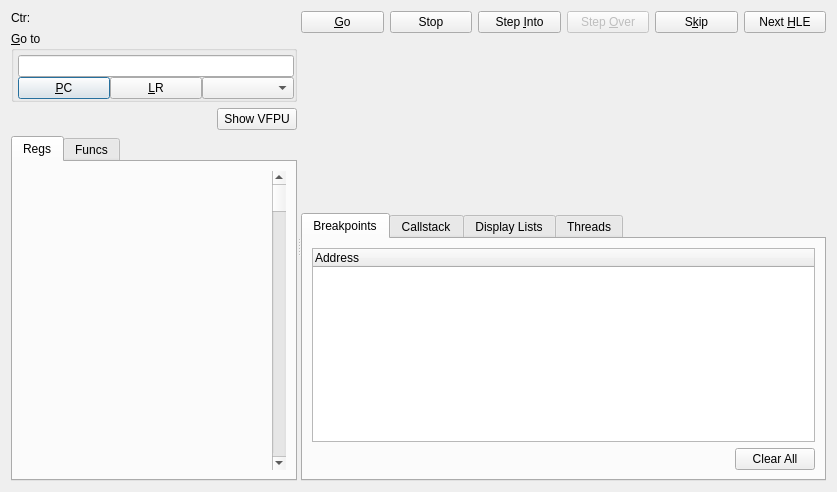
Above: PPSSPP/Qt/Debugger/debugger_disasm.ui from kiddreads/Avalon before the change. Below: the same form after it.
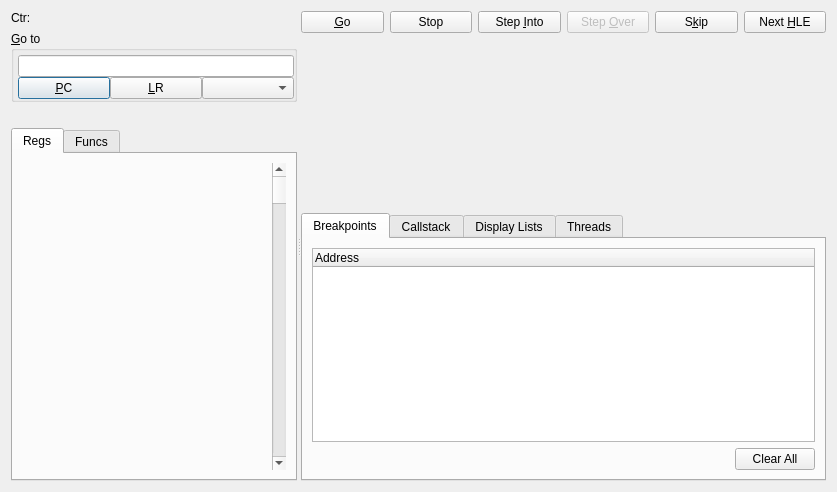
That is the form after the change. Custom widgets are drawn as their Qt base class.

Commit message:
Qt Debugger: Remove VFPU dialog.
Being replaced by new WeBsocket based debugger with better maintenance.

Diff of the .ui file:
```diff
--- a/PPSSPP/Qt/Debugger/debugger_disasm.ui
+++ b/PPSSPP/Qt/Debugger/debugger_disasm.ui
@@ -122,13 +122,6 @@
            </property>
           </spacer>
          </item>
-         <item>
-          <widget class="QPushButton" name="vfpu">
-           <property name="text">
-            <string>Show VFPU</string>
-           </property>
-          </widget>
-         </item>
         </layout>
        </item>
        <item>
```
The commit also changes 8 other files.
